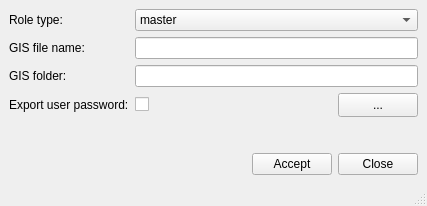
Above: core/ui/admin/admin_gisproject.ui from Giswater/giswater_qgis_plugin before the change. Below: the same form after it.
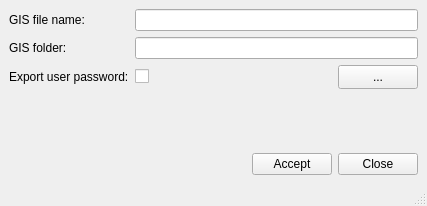
That is the form after the change.

Patch:
```diff
--- a/core/ui/admin/admin_gisproject.ui
+++ b/core/ui/admin/admin_gisproject.ui
@@ -17,14 +17,7 @@
    <layout class="QGridLayout" name="gridLayout">
     <item row="5" column="0" colspan="4">
      <layout class="QGridLayout" name="gridLayout_4">
-      <item row="3" column="1">
-       <widget class="QCheckBox" name="chk_export_passwd">
-        <property name="text">
-         <string/>
-        </property>
-       </widget>
-      </item>
-      <item row="3" column="0">
+      <item row="2" column="0">
        <widget class="QLabel" name="lbl_export_user_pass">
         <property name="sizePolicy">
          <sizepolicy hsizetype="Maximum" vsizetype="Preferred">
@@ -37,83 +30,7 @@
         </property>
        </widget>
       </item>
-      <item row="0" column="0">
-       <widget class="QLabel" name="lbl_role">
-        <property name="sizePolicy">
-         <sizepolicy hsizetype="Maximum" vsizetype="Preferred">
-          <horstretch>0</horstretch>
-          <verstretch>0</verstretch>
-         </sizepolicy>
-        </property>
-        <property name="text">
-         <string>Role type:</string>
-        </property>
-       </widget>
-      </item>
-      <item row="1" column="0">
-       <widget class="QLabel" name="lbl_gis_file">
-        <property name="sizePolicy">
-         <sizepolicy hsizetype="Maximum" vsizetype="Preferred">
-          <horstretch>0</horstretch>
-          <verstretch>0</verstretch>
-         </sizepolicy>
-        </property>
-        <property name="text">
-         <string>GIS file name:</string>
-        </property>
-       </widget>
-      </item>
-      <item row="1" column="1" colspan="2">
-       <widget class="QLineEdit" name="txt_gis_file">
-        <property name="sizePolicy">
-         <sizepolicy hsizetype="Preferred" vsizetype="Fixed">
-          <horstretch>0</horstretch>
-          <verstretch>0</verstretch>
-         </sizepolicy>
-        </property>
-       </widget>
-      </item>
-      <item row="2" column="0">
-       <widget class="QLabel" name="lbl_gis_folder">
-        <property name="sizePolicy">
-         <sizepolicy hsizetype="Maximum" vsizetype="Preferred">
-          <horstretch>0</horstretch>
-          <verstretch>0</verstretch>
-         </sizepolicy>
-        </property>
-        <property name="text">
-         <string>GIS folder:</string>
-        </property>
-       </widget>
-      </item>
-      <item row="2" column="1" colspan="2">
-       <widget class="QLineEdit" name="txt_gis_folder"/>
-      </item>
-      <item row="0" column="1" colspan="2">
-       <widget class="QComboBox" name="cmb_roletype">
-        <item>
-         <property name="text">
-          <string>master</string>
-         </property>
-        </item>
-        <item>
-         <property name="text">
-          <string>epa</string>
-         </property>
-        </item>
-        <item>
-         <property name="text">
-          <string>om</string>
-         </property>
-        </item>
-        <item>
-         <property name="text">
-          <string>inventory</string>
-         </property>
-        </item>
-       </widget>
-      </item>
-      <item row="3" column="2">
+      <item row="2" column="2">
        <layout class="QHBoxLayout" name="horizontalLayout_2">
         <item>
          <spacer name="horizontalSpacer_2">
@@ -143,9 +60,55 @@
         </item>
        </layout>
       </item>
+      <item row="2" column="1">
+       <widget class="QCheckBox" name="chk_export_passwd">
+        <property name="text">
+         <string/>
+        </property>
+       </widget>
+      </item>
+      <item row="0" column="0">
+       <widget class="QLabel" name="lbl_gis_file">
+        <property name="sizePolicy">
+         <sizepolicy hsizetype="Maximum" vsizetype="Preferred">
+          <horstretch>0</horstretch>
+          <verstretch>0</verstretch>
+         </sizepolicy>
+        </property>
+        <property name="text">
+         <string>GIS file name:</string>
+        </property>
+       </widget>
+      </item>
+      <item row="0" column="1" colspan="2">
+       <widget class="QLineEdit" name="txt_gis_file">
+        <property name="sizePolicy">
+         <sizepolicy hsizetype="Preferred" vsizetype="Fixed">
+          <horstretch>0</horstretch>
+          <verstretch>0</verstretch>
+         </sizepolicy>
+        </property>
+       </widget>
+      </item>
+      <item row="1" column="0">
+       <widget class="QLabel" name="lbl_gis_folder">
+        <property name="sizePolicy">
+         <sizepolicy hsizetype="Maximum" vsizetype="Preferred">
+          <horstretch>0</horstretch>
+          <verstretch>0</verstretch>
+         </sizepolicy>
+        </property>
+        <property name="text">
+         <string>GIS folder:</string>
+        </property>
+       </widget>
+      </item>
+      <item row="1" column="1" colspan="2">
+       <widget class="QLineEdit" name="txt_gis_folder"/>
+      </item>
      </layout>
     </item>
-    <item row="7" column="0" colspan="4">
+    <item row="8" column="0" colspan="4">
      <layout class="QGridLayout" name="lyt_buttons">
       <item row="0" column="0">
        <spacer name="horizontalSpacer">
@@ -176,7 +139,7 @@
       </item>
      </layout>
     </item>
-    <item row="6" column="0" colspan="4">
+    <item row="7" column="0" colspan="4">
      <spacer name="verticalSpacer">
       <property name="orientation">
        <enum>Qt::Vertical</enum>
@@ -189,6 +152,22 @@
       </property>
      </spacer>
     </item>
+    <item row="6" column="0">
+     <widget class="QLabel" name="txt_roletype">
+      <property name="enabled">
+       <bool>false</bool>
+      </property>
+      <property name="sizePolicy">
+       <sizepolicy hsizetype="Ignored" vsizetype="Ignored">
+        <horstretch>0</horstretch>
+        <verstretch>0</verstretch>
+       </sizepolicy>
+      </property>
+      <property name="text">
+       <string>inventory</string>
+      </property>
+     </widget>
+    </item>
    </layout>
   </widget>
   <widget class="QStatusBar" name="statusbar"/>
```
Left out of the diff: 1 changed line with no effect on the pictures.
